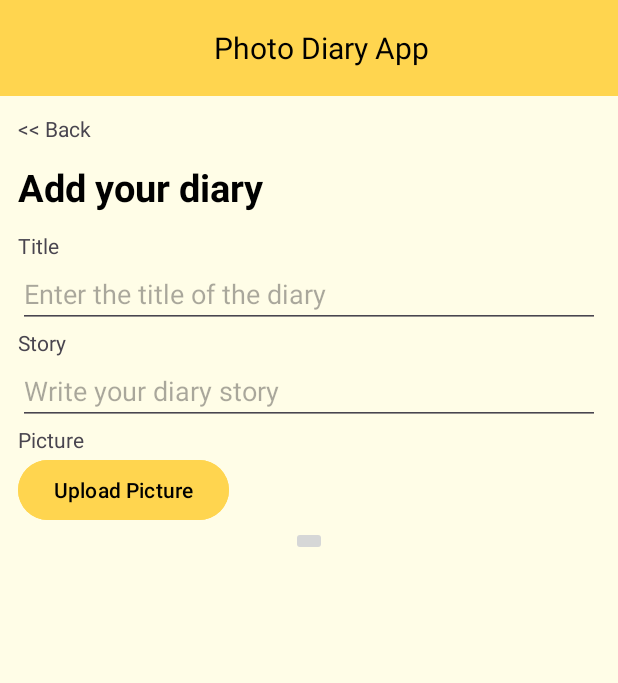
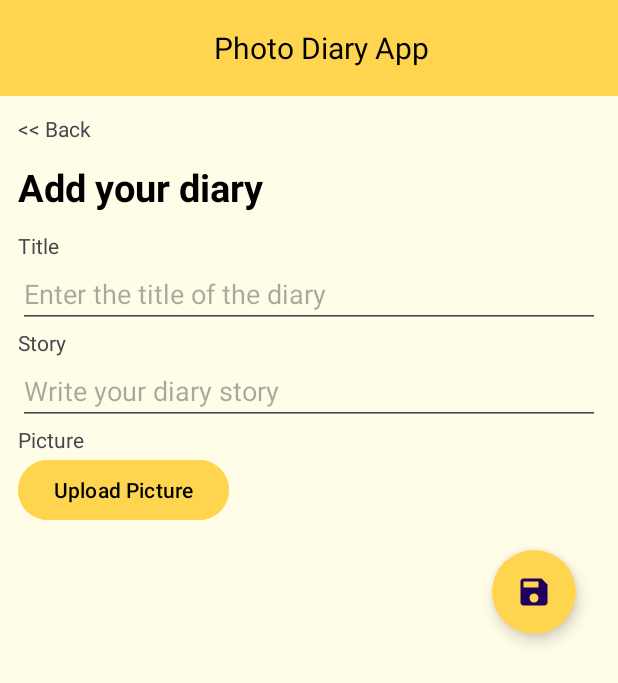
Before and after one commit to Rafibintang22/TubesMobdev1, an Android app: the screen it shows after launch (MainActivity), after a tap on an icon or button, on a phone screen of 412 x 824 dp. Shown: the top 683 px of the screen. Run offline under Robolectric (Android 15) with nearby library versions, the phone set to English and light mode, and no system bars.

Commit message:
Perubahan image button menjadi image view

```diff
--- a/app/src/main/AndroidManifest.xml
+++ b/app/src/main/AndroidManifest.xml
@@ -17,7 +17,7 @@
             android:exported="true">
             <intent-filter>
                 <action android:name="android.intent.action.MAIN" />
-
+                <action android:name="android.media.action.IMAGE_CAPTURE" />
                 <category android:name="android.intent.category.LAUNCHER" />
             </intent-filter>
         </activity>
--- /dev/null
+++ b/app/src/main/res/drawable/save_button_baseline.xml
@@ -0,0 +1,5 @@
+<vector android:height="34dp" android:tint="#000000"
+    android:viewportHeight="24" android:viewportWidth="24"
+    android:width="34dp" xmlns:android="http://schemas.android.com/apk/res/android">
+    <path android:fillColor="@android:color/white" android:pathData="M17,3L5,3c-1.11,0 -2,0.9 -2,2v14c0,1.1 0.89,2 2,2h14c1.1,0 2,-0.9 2,-2L21,7l-4,-4zM12,19c-1.66,0 -3,-1.34 -3,-3s1.34,-3 3,-3 3,1.34 3,3 -1.34,3 -3,3zM15,9L5,9L5,5h10v4z"/>
+</vector>
--- a/app/src/main/res/layout/fragment_tambah_konten.xml
+++ b/app/src/main/res/layout/fragment_tambah_konten.xml
@@ -1,5 +1,6 @@
 <?xml version="1.0" encoding="utf-8"?>
 <LinearLayout xmlns:android="http://schemas.android.com/apk/res/android"
+    xmlns:app="http://schemas.android.com/apk/res-auto"
     android:orientation="vertical"
     android:layout_width="match_parent"
     android:layout_height="match_parent">
@@ -58,16 +59,23 @@
         android:textColor="@color/black"
         android:backgroundTint="@color/kuning"></Button>
 
-    <RelativeLayout
-        android:layout_width="match_parent"
-        android:layout_height="wrap_content">
-        <ImageButton
-            android:id="@+id/image"
-            android:layout_width="wrap_content"
-            android:layout_height="wrap_content"
-            android:layout_centerInParent="true"
-            ></ImageButton>
-    </RelativeLayout>
 
+    <ImageView
+        android:id="@+id/image"
+        android:layout_width="wrap_content"
+        android:layout_height="wrap_content"
+        android:layout_gravity="center"></ImageView>
+
+    <com.google.android.material.floatingactionbutton.FloatingActionButton
+        android:id="@+id/button_save"
+        android:layout_width="wrap_content"
+        android:layout_height="wrap_content"
+        android:layout_gravity="right"
+        android:layout_margin="16dp"
+        android:backgroundTint="@color/kuning"
+        android:src="@drawable/save_button_baseline"
+        app:shapeAppearance="@style/Widget.Material3.CircularProgressIndicator.Medium"
+        >
+    </com.google.android.material.floatingactionbutton.FloatingActionButton>
 
 </LinearLayout>
```
Also changed, not shown: 1 other file.
